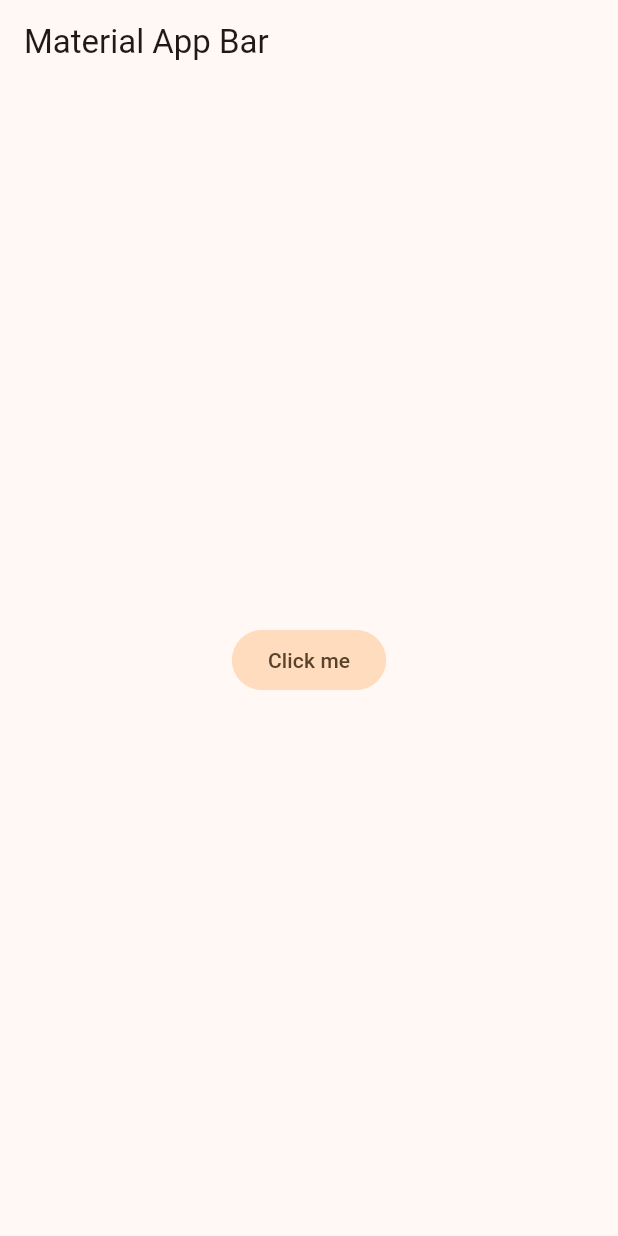
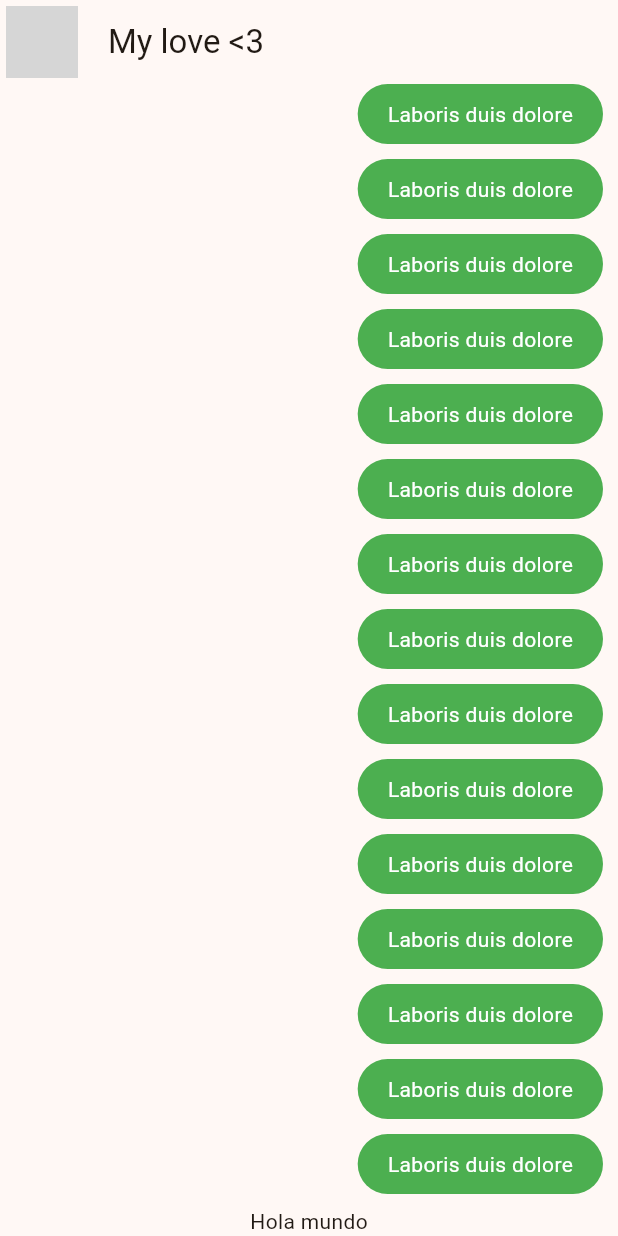
Before and after one commit to Sheiger/yes_no_app, a Flutter app: the screen it shows after launch, on a phone screen of 412 x 824 dp. Run offline on Flutter 3.47's test engine with Material 3 defaults, Android fonts, the phone set to English and light mode, and no system bars; network calls fail; grey boxes are pictures that could not be loaded.

Commit message:
add message burbble

```diff
--- a/lib/main.dart
+++ b/lib/main.dart
@@ -1,5 +1,6 @@
 import 'package:flutter/material.dart';
 import 'package:yes_no_app/config/theme/app_theme.dart';
+import 'package:yes_no_app/presentation/screens/chat/chat_screen.dart';
 
 void main() {
   runApp(const MyApp());
@@ -15,17 +16,7 @@ class MyApp extends StatelessWidget {
       title: 'Yes No App',
       debugShowCheckedModeBanner: false,
       theme: AppTheme(selectedColor: 3).theme(),
-      home: Scaffold(
-        appBar: AppBar(
-          title: const Text('Material App Bar'),
-        ),
-        body: Center(
-          child: FilledButton.tonal(
-            onPressed: (){},
-            child: const Text('Click me')
-            ),
-        ),
-      ),
+      home: const ChatScreen()
     );
   }
 }
--- /dev/null
+++ b/lib/presentation/screens/chat/chat_screen.dart
@@ -0,0 +1,46 @@
+import 'package:flutter/material.dart';
+import 'package:yes_no_app/presentation/widgets/chat/my_message_bubble.dart';
+
+class ChatScreen extends StatelessWidget {
+  const ChatScreen({super.key});
+
+  @override
+  Widget build(BuildContext context) {
+    return Scaffold(
+      appBar: AppBar(
+        leading: const Padding(
+          padding: EdgeInsets.all(4.0),
+          child:  CircleAvatar(
+            backgroundImage: NetworkImage('https://elcomercio.pe/resizer/v2/DCX2SN34SND7BO4EEJUFCBZHTA.jpg?auth=8068d15d319b6ac95f15ddb75d38d892ba1f3c3a4208109927efaabb0ba2a522&width=1200&height=810&quality=90&smart=true'),
+          ),
+        ),
+        title: const Text('My love <3'),
+        //centerTitle: true,
+      ),
+      body: _ChatView(),
+    );
+  }
+}
+
+class _ChatView extends StatelessWidget {
+
+  @override
+  Widget build(BuildContext context) {
+    return SafeArea(
+      child: Padding(
+        padding: const EdgeInsets.symmetric(horizontal: 10),
+        child: Column(
+          children: [
+            Expanded(
+              child: ListView.builder(
+                itemBuilder: (context, index) {
+                return const MyMessageBubble();
+              },)
+            ),
+            Text('Hola mundo')
+          ],
+        ),
+      ),
+    );
+  }
+}
--- /dev/null
+++ b/lib/presentation/widgets/chat/my_message_bubble.dart
@@ -0,0 +1,26 @@
+import 'package:flutter/material.dart';
+
+class MyMessageBubble extends StatelessWidget {
+  const MyMessageBubble({super.key});
+
+  @override
+  Widget build(BuildContext context) {
+    return Column(
+      crossAxisAlignment: CrossAxisAlignment.end,
+      children: [
+        Container(
+          decoration: BoxDecoration(
+            color: Colors.green,
+            borderRadius: BorderRadius.circular(20)
+          ),
+          child: Padding(
+            padding: const EdgeInsets.symmetric(horizontal: 20, vertical: 10),
+            child: Text('Laboris duis dolore', style: TextStyle(color: Colors.white),),
+          ),
+        ),
+
+        const SizedBox(height: 10,)
+      ],
+    );
+  }
+}
```
